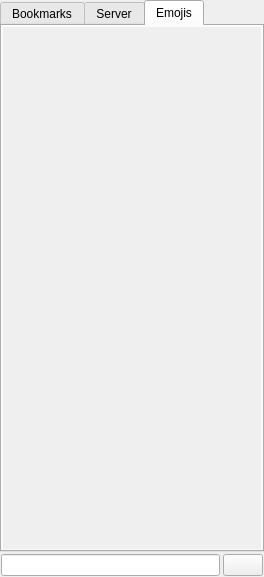
This is ui/qqtotozmanager.ui in dguihal/quteqoin as Qt 5 draws it before an edit. The edited form follows.
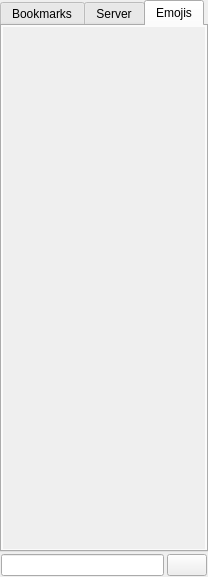
This is the edited form.

Commit message: Allow smaller size of totozmanager panel

Patch:
```diff
--- a/ui/qqtotozmanager.ui
+++ b/ui/qqtotozmanager.ui
@@ -6,7 +6,7 @@
    <rect>
     <x>0</x>
     <y>0</y>
-    <width>264</width>
+    <width>208</width>
     <height>577</height>
    </rect>
   </property>
@@ -16,12 +16,6 @@
     <verstretch>0</verstretch>
    </sizepolicy>
   </property>
-  <property name="minimumSize">
-   <size>
-    <width>264</width>
-    <height>189</height>
-   </size>
-  </property>
   <property name="allowedAreas">
    <set>Qt::LeftDockWidgetArea|Qt::RightDockWidgetArea</set>
   </property>
@@ -218,7 +212,7 @@
             <rect>
              <x>0</x>
              <y>0</y>
-             <width>250</width>
+             <width>194</width>
              <height>471</height>
             </rect>
            </property>
```
